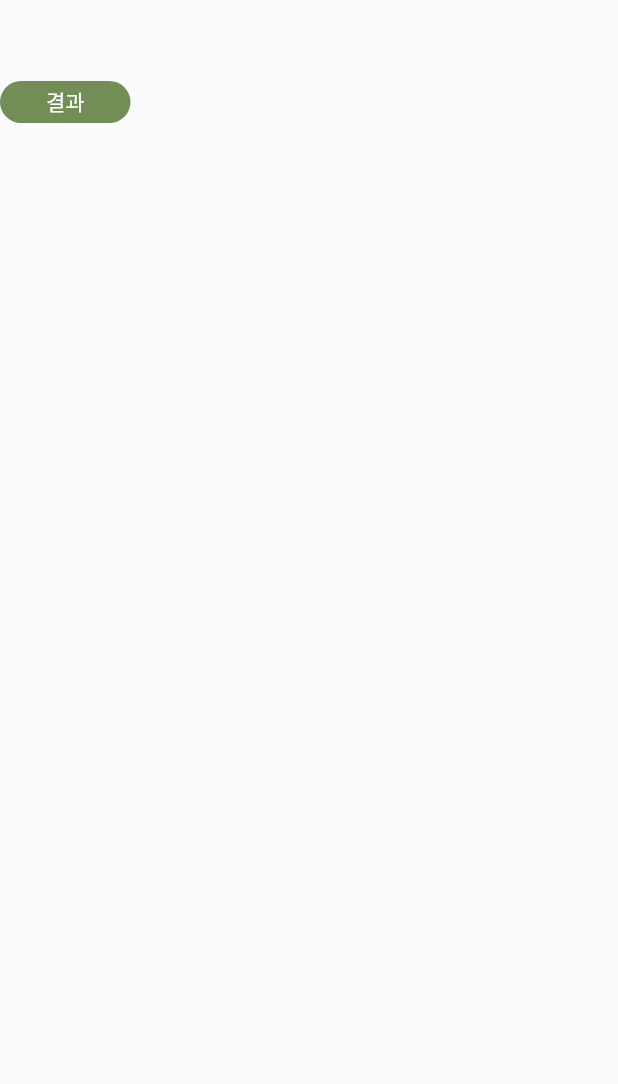
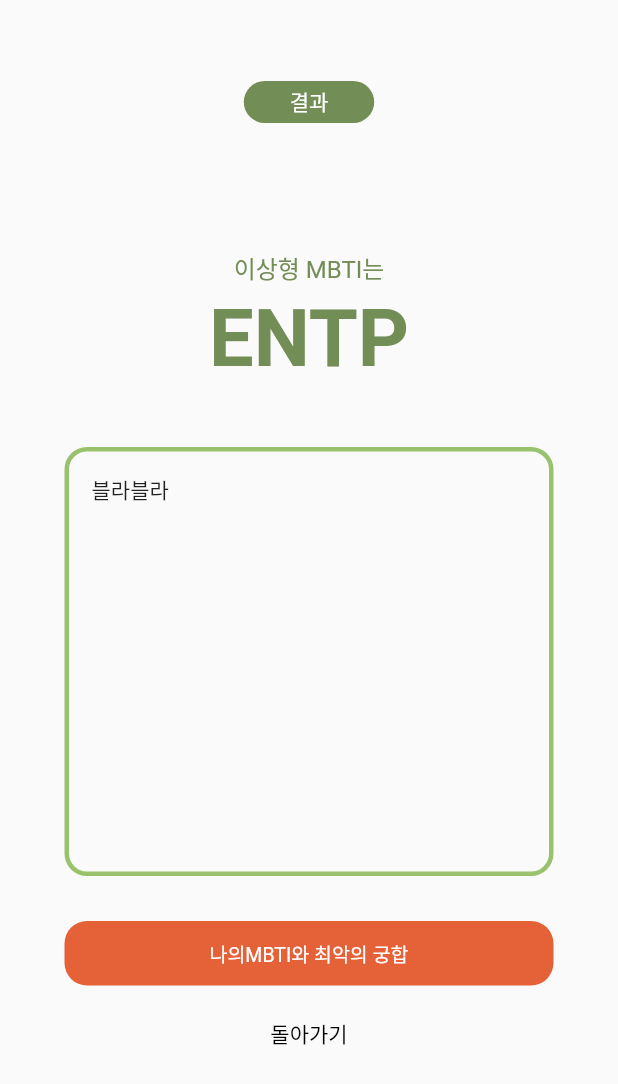
Before and after one commit to parkdaxun/mbti_idealtype, a Flutter app: the result screen opened directly, on a phone screen of 412 x 824 dp. Shown: the top 1084 px of the screen. Run offline on Flutter 3.47's test engine with Material 2 defaults, Android fonts, the phone set to English and light mode, and no system bars.

Commit message:
[ADD] Result Page

```diff
--- a/lib/testscreens/result.dart
+++ b/lib/testscreens/result.dart
@@ -1,5 +1,7 @@
 import 'dart:convert';
 import 'package:flutter/material.dart';
+
+import '../home.dart';
 
 class result extends StatefulWidget {
   const result({Key? key}) : super(key: key);
@@ -12,9 +14,12 @@ class _ResultPageState extends State<result> {
   @override
   Widget build(BuildContext context) {
     return Scaffold(
-        body: Column(
+        body: GestureDetector(
+      onHorizontalDragUpdate: (_) {},
+      child: Column(
         children: [
-            Padding(
+          Center(
+            child: Padding(
               padding: const EdgeInsets.only(top: 54),
               child: SizedBox(
                 width: 87,
@@ -33,39 +38,53 @@ class _ResultPageState extends State<result> {
                 ),
               ),
             ),
+          ),
+          ShowMBTI(),
+          showInfo(),
+          Isitok(),
+          Padding(
+            padding: const EdgeInsets.only(top: 8.0),
+            child: TextButton(
+              onPressed: () {
+                Navigator.push(
+                  context,
+                  MaterialPageRoute(builder: (context) => MyHomePage()),
+                );
+              },
+              child: Text(
+                '돌아가기',
+                style: TextStyle(color: Colors.black),
+              ),
+            ),
+          ),
         ],
+      ),
     ));
   }
 
-  Padding Testname() {
+  Padding ShowMBTI() {
     return Padding(
-      padding: const EdgeInsets.only(top: 200, left: 40),
-      child: Row(
+      padding: const EdgeInsets.only(top: 41),
+      child: Column(
         children: [
           Padding(
-            padding: const EdgeInsets.only(right: 10),
-            child: Container(
-              width: 22,
-              height: 22,
-              decoration: BoxDecoration(
-                color: Color(0xff74C6A4),
-                borderRadius: BorderRadius.circular(15),
-              ),
-              child: Center(
+            padding: const EdgeInsets.only(top: 43),
             child: Text(
-                  '1',
-                  style: TextStyle(color: Colors.white),
-                ),
+              '이상형 MBTI는',
+              style: TextStyle(
+                color: Color(0xff738D56),
+                fontSize: 16.0,
               ),
             ),
           ),
           Padding(
-            padding: const EdgeInsets.only(right: 10),
+            padding: const EdgeInsets.only(top: 5),
             child: Text(
-              '나는 애인이 퇴근한 후',
+              'ENTP',
               style: TextStyle(
                 color: Color(0xff738D56),
-                fontSize: 16.0,
+                fontSize: 53.0,
+                fontWeight: FontWeight.bold,
               ),
             ),
           ),
@@ -74,43 +93,44 @@ class _ResultPageState extends State<result> {
     );
   }
 
-  Padding SelectOne() {
+  Padding showInfo() {
     return Padding(
       padding: const EdgeInsets.only(top: 41),
-      child: Column(
-        children: [
-          Container(
+      child: Container(
         width: 326,
-            height: 43,
+        height: 286,
         decoration: BoxDecoration(
+            borderRadius: BorderRadius.circular(15.0),
+            border: Border.all(
               color: Color(0xff98C26C),
-                borderRadius: BorderRadius.circular(15.0)),
-            child: TextButton(
-              onPressed: () {result();},
+              width: 3.0,
+            )),
+        child: Padding(
+          padding: const EdgeInsets.all(15.0),
           child: Text(
-                '인싸답게 친구들과의 모임을 즐기면 좋겠어',
-                style: TextStyle(color: Colors.white),
+            '블라블라',
           ),
         ),
       ),
-          Padding(
-            padding: const EdgeInsets.only(top:30.0),
+    );
+  }
+
+  Padding Isitok() {
+    return Padding(
+      padding: const EdgeInsets.only(top: 30),
       child: Container(
         width: 326,
         height: 43,
         decoration: BoxDecoration(
-                  color: Color(0xff98C26C),
-                  borderRadius: BorderRadius.circular(15.0)),
-              child: TextButton(
-                onPressed: () {result();},
+          color: Color(0xffE56137),
+          borderRadius: BorderRadius.circular(15),
+        ),
+        child: Center(
           child: Text(
-                  '집순(돌)이라서 집에서 혼자만의 시간을 가지면 좋겠어',
-                  style: TextStyle(color: Colors.white),
+            '나의MBTI와 최악의 궁합',
+            style: TextStyle(color: Colors.white, fontSize: 13),
           ),
         ),
-            ),
-          ),
-        ],
       ),
     );
   }
```
Lines whose indentation alone changed are shown as unchanged.
